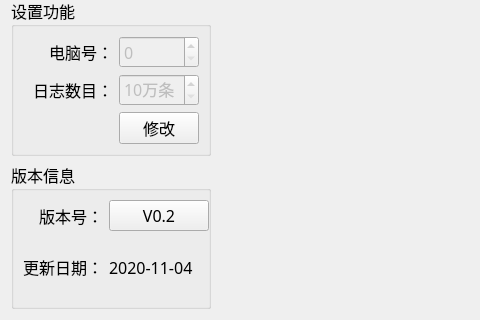
Before: the Qt Designer form PDU-CalibrateTool/setups/setup_mainwid.ui in ChinaClever/PDU-CalibrateTool, drawn with Qt 5; both pictures show x 0 to 480 and y 430 to 750 of the 1023 by 750 pixel window.
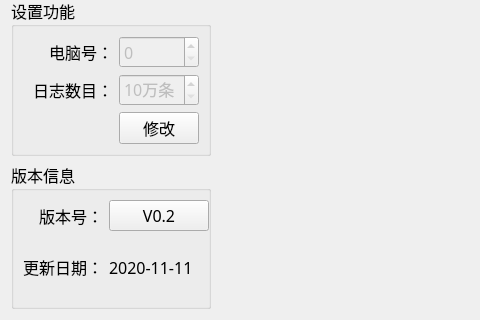
After: the same form once the commit is applied.

Diff of the .ui file:
```diff
--- a/PDU-CalibrateTool/setups/setup_mainwid.ui
+++ b/PDU-CalibrateTool/setups/setup_mainwid.ui
@@ -387,7 +387,7 @@
       <item row="1" column="2">
        <widget class="QLabel" name="label_4">
         <property name="text">
-         <string>2020-11-04</string>
+         <string>2020-11-11</string>
         </property>
        </widget>
       </item>
```
